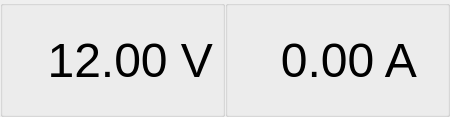
Old version of the form src/views/ui/floating_classic.ui in the repository yanyang517/powerSupplyMaster.
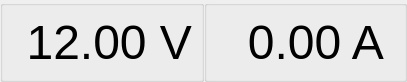
New version of the form.

Commit message: refactor(ui): update Qt enum references and rename UI files

```diff
--- a/src/views/ui/floating_classic.ui
+++ b/src/views/ui/floating_classic.ui
@@ -9,8 +9,8 @@
    <rect>
     <x>0</x>
     <y>0</y>
-    <width>450</width>
-    <height>117</height>
+    <width>407</width>
+    <height>81</height>
    </rect>
   </property>
   <property name="mouseTracking">
@@ -99,7 +99,7 @@
        <number>0</number>
       </property>
       <property name="rightMargin">
-       <number>30</number>
+       <number>20</number>
       </property>
       <property name="bottomMargin">
        <number>0</number>
```
Left out of the diff: 14 changed lines with no effect on the pictures. The commit also changes 5 other files.
